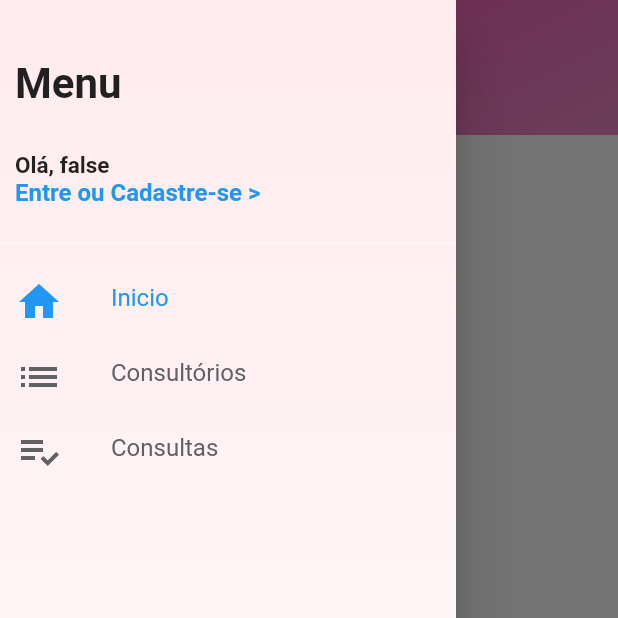
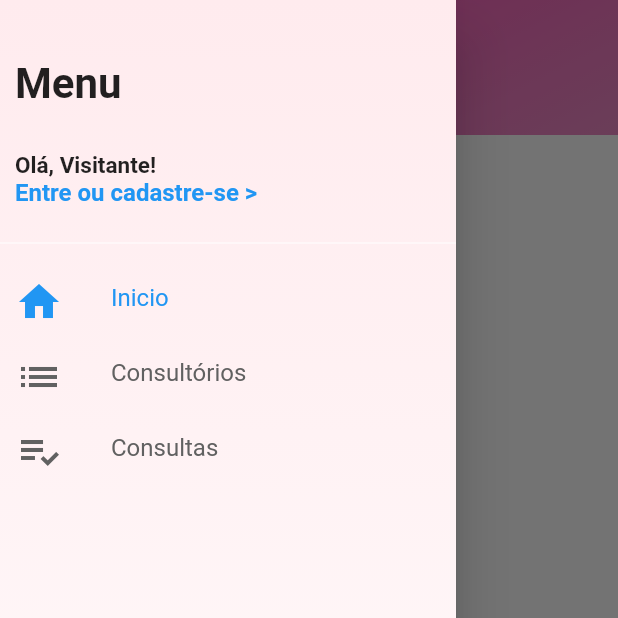
Before and after one commit to redhotcassiano/mobile_consult, a Flutter app: the screen it shows after launch, with the side drawer open, on a phone screen of 412 x 824 dp, the top half of it. Run offline on Flutter 3.47's test engine with Material 2 defaults, Android fonts, the phone set to English and light mode, and no system bars; our stand-ins replace shared_preferences; network calls fail.

Commit message:
Crianção de Usuario já logado.

```diff
--- a/lib/widgets/custom_drawer.dart
+++ b/lib/widgets/custom_drawer.dart
@@ -53,15 +53,36 @@ class CustomDrawer extends StatelessWidget{
                             return Column(
                                 crossAxisAlignment: CrossAxisAlignment.start,
                                 children: <Widget>[
-                                  Text("Olá, ${!model.isLoggedIn()}",
+                                  FutureBuilder(
+                                    future: model.getUserName(), // a previously-obtained Future<String> or null
+                                    builder: (BuildContext context, AsyncSnapshot<String> snapshot) {
+                                      if(snapshot.data != null){
+                                         return Text("Olá, ${snapshot.data}!",
                                           style: TextStyle(
                                             fontSize: 15.0,
                                             fontWeight: FontWeight.bold
                                           ),
+                                        );
+                                      }else{
+                                        return Text("Olá, Visitante!",
+                                          style: TextStyle(
+                                            fontSize: 15.0,
+                                            fontWeight: FontWeight.bold
                                           ),
-                                  GestureDetector(
+                                        );
+                                      }
+                                    }
+                                  ),
+                                  FutureBuilder(
+                                    future: model.isLoadingIn(), // a previously-obtained Future<String> or null
+                                    builder: (BuildContext context, AsyncSnapshot<bool> snapshot) {
+                                      print(snapshot);
+                                      if(snapshot.data != null){
+                                         return  GestureDetector(
                                         child: Text(
-                                        "Entre ou Cadastre-se >",
+                                            !snapshot.data ?
+                                            "Entre ou cadastre-se >"
+                                            : "Sair",
                                             style:TextStyle(
                                               color: Theme.of(context).primaryColor,
                                               fontSize: 16.0,
@@ -69,11 +90,26 @@ class CustomDrawer extends StatelessWidget{
                                             )
                                           ) ,
                                           onTap: (){
+                                            if(!snapshot.data){
                                               Navigator.of(context).push(
                                                 MaterialPageRoute(builder: (contxte)=>LoginScreen())
                                               );
+                                            }else{
+                                              model.singOut();
+                                            }
+
                                           },
-                                    )
+                                        );
+                                      }else{
+                                        return Text("Olá, Visitante!",
+                                          style: TextStyle(
+                                            fontSize: 15.0,
+                                            fontWeight: FontWeight.bold
+                                          ),
+                                        );
+                                      }
+                                    }
+                                  ),
                                 ],
                               );
                           }
```
Also changed, not shown: lib/models/user_model.dart (+56 -31 lines). Lines whose indentation alone changed are shown as unchanged.
